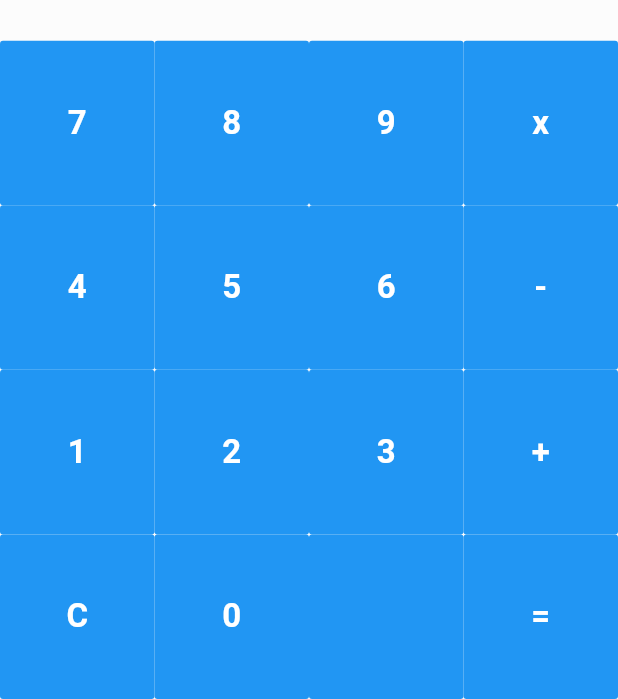
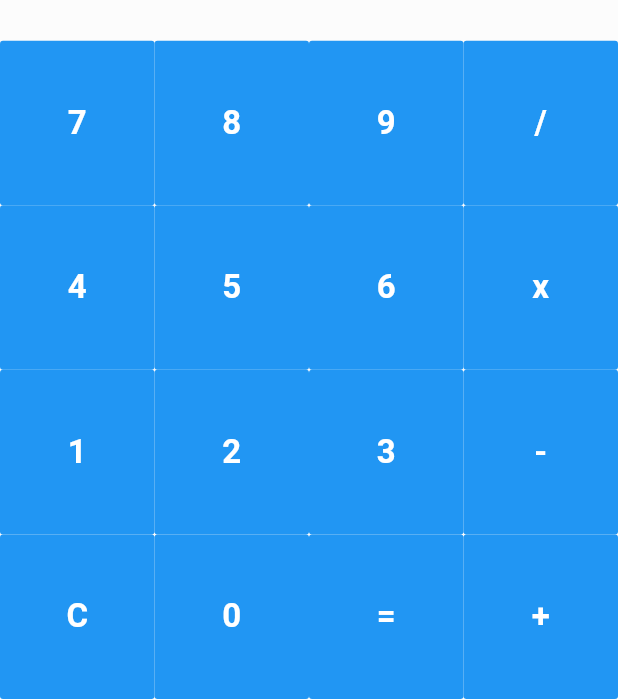
Before and after one commit to pedrokson/flutterCalc, a Flutter app: the screen it shows after launch, on a phone screen of 412 x 824 dp. Shown: the part 537-1236 px from the top of the screen. Run offline on Flutter 3.47's test engine with Material 2 defaults, Android fonts, the phone set to English and light mode, and no system bars.

Commit message:
Adicionar operação de divisão e ajustar nomes dos botões

```diff
--- a/lib/main.dart
+++ b/lib/main.dart
@@ -9,7 +9,7 @@ class CalcApp extends StatelessWidget {
   @override
   Widget build(BuildContext context) {
     return MaterialApp(
-      title: 'Flutter Demo',
+      title: 'Flutter Calc',
       theme: ThemeData(
         primarySwatch: Colors.blue,
         visualDensity: VisualDensity.adaptivePlatformDensity,
@@ -30,7 +30,7 @@ class HomePage extends StatefulWidget {
 
 class _HomePageState extends State<HomePage> {
   int _primeiroNumero = 0;
-  String _operacoes = "Cx+\-=CE";
+  String _operacoes = "Cx+-=/";
   String _operacaoSelecionada = "";
 
   String _resultadoParcial = "";
@@ -82,8 +82,10 @@ class _HomePageState extends State<HomePage> {
       return num1 + num2;
     } else if (operacao == '-') {
       return num1 - num2;
+    } else if (operacao == 'x') {
+      return num1 * num2;
     } else {
-      return num1 * num2;
+      return num1 ~/ num2;
     }
   }
 
@@ -124,10 +126,10 @@ class _HomePageState extends State<HomePage> {
                   ),
                 ),
                 flex: 6),
-            ButtonRow(['7', '8', '9', 'x'], this.pressionarBotao),
-            ButtonRow(['4', '5', '6', '-'], this.pressionarBotao),
-            ButtonRow(['1', '2', '3', '+'], this.pressionarBotao),
-            ButtonRow(['C', '0', '', '='], this.pressionarBotao),
+            ButtonRow(['7', '8', '9', '/'], this.pressionarBotao),
+            ButtonRow(['4', '5', '6', 'x'], this.pressionarBotao),
+            ButtonRow(['1', '2', '3', '-'], this.pressionarBotao),
+            ButtonRow(['C', '0', '=', '+'], this.pressionarBotao),
           ],
         ),
       ),
```
